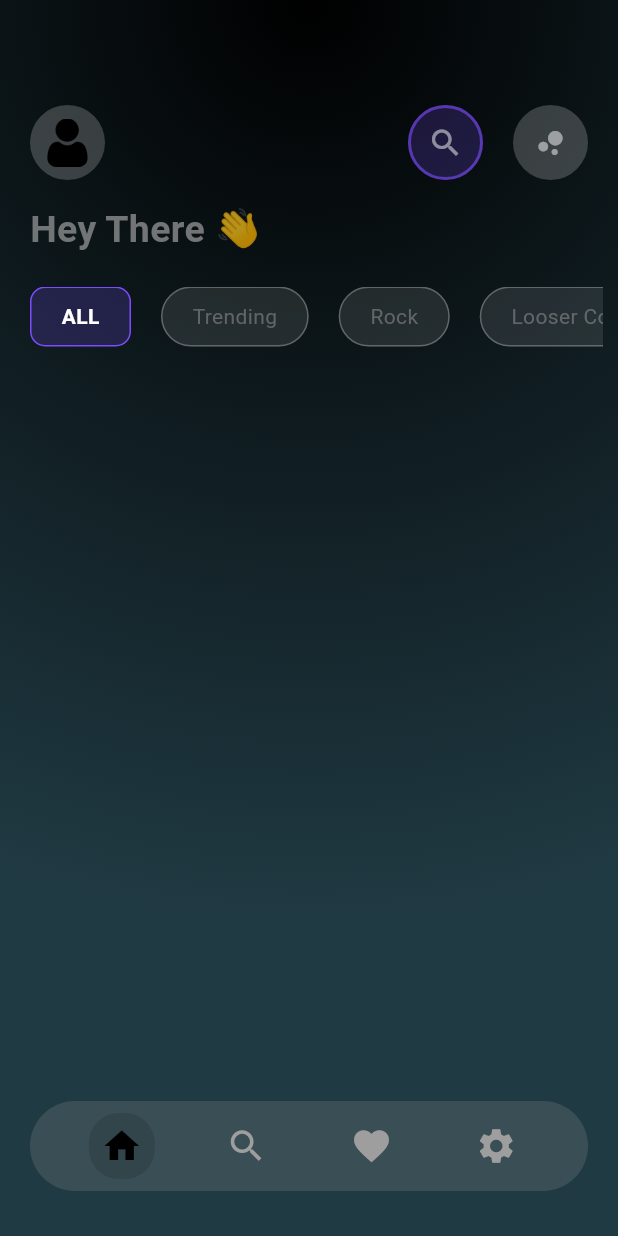
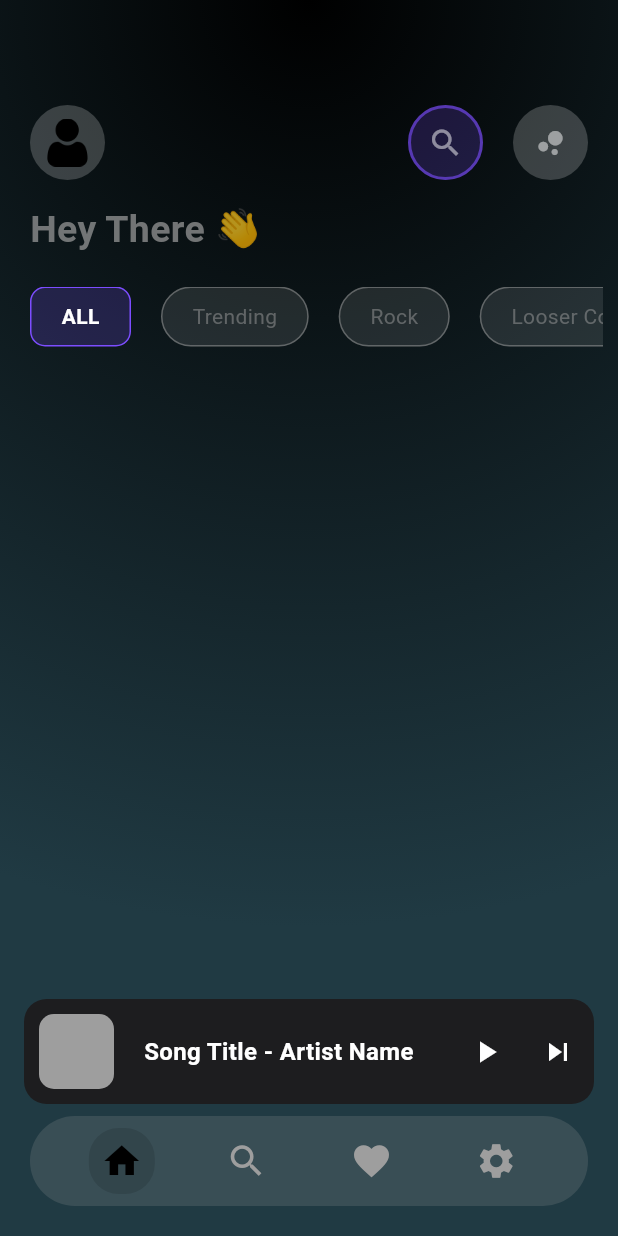
Before and after one commit to MridulSharma2552007/Bit_M, a Flutter app: the screen it shows after launch, on a phone screen of 412 x 824 dp. Run offline on Flutter 3.47's test engine with Material 3 defaults, Android fonts, the phone set to English and light mode, and no system bars; our stand-ins replace just_audio, typewritertext, video_player.

Commit message:
Add BottomMusicTile widget for enhanced music playback controls in Root screen

```diff
--- /dev/null
+++ b/lib/WIDGETS/bottom_music_tile.dart
@@ -0,0 +1,58 @@
+import 'package:bit_m/colors/app_colors.dart';
+import 'package:flutter/material.dart';
+
+class BottomMusicTile extends StatelessWidget {
+  const BottomMusicTile({super.key});
+
+  @override
+  Widget build(BuildContext context) {
+    return Padding(
+      padding: const EdgeInsets.symmetric(horizontal: 16.0, vertical: 8.0),
+      child: GestureDetector(
+        onTap: () {},
+        child: Container(
+          height: 70,
+          width: double.infinity,
+
+          decoration: BoxDecoration(
+            color: AppColors.primaryBgColor,
+            borderRadius: BorderRadius.circular(15),
+          ),
+          child: Row(
+            children: [
+              Container(
+                height: 50,
+                width: 50,
+                margin: const EdgeInsets.all(10.0),
+                decoration: BoxDecoration(
+                  color: Colors.grey,
+                  borderRadius: BorderRadius.circular(10),
+                ),
+              ),
+              const SizedBox(width: 10),
+              const Expanded(
+                child: Text(
+                  'Song Title - Artist Name',
+                  style: TextStyle(
+                    color: Colors.white,
+                    fontSize: 16,
+                    fontWeight: FontWeight.bold,
+                  ),
+                  overflow: TextOverflow.ellipsis,
+                ),
+              ),
+              IconButton(
+                icon: const Icon(Icons.play_arrow, color: Colors.white),
+                onPressed: () {},
+              ),
+              IconButton(
+                icon: const Icon(Icons.skip_next, color: Colors.white),
+                onPressed: () {},
+              ),
+            ],
+          ),
+        ),
+      ),
+    );
+  }
+}
--- a/lib/roots/root.dart
+++ b/lib/roots/root.dart
@@ -1,3 +1,4 @@
+import 'package:bit_m/WIDGETS/bottom_music_tile.dart';
 import 'package:bit_m/WIDGETS/navbar.dart';
 import 'package:bit_m/roots/home.dart';
 import 'package:bit_m/roots/playlist.dart';
@@ -21,8 +22,9 @@ class _RootState extends State<Root> {
       body: Stack(
         children: [
           pages[currentindex],
+          Positioned(bottom: 80, left: 0, right: 0, child: BottomMusicTile()),
           Positioned(
-            bottom: 30,
+            bottom: 20,
             left: 0,
             right: 0,
             child: Navbar(
```
